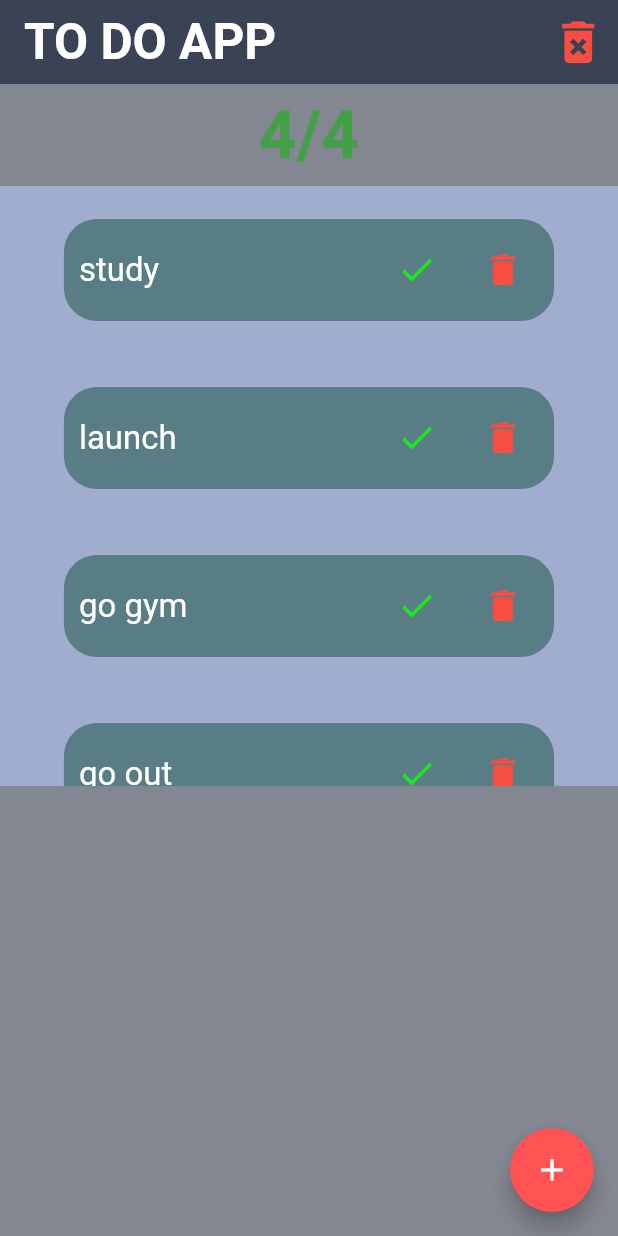
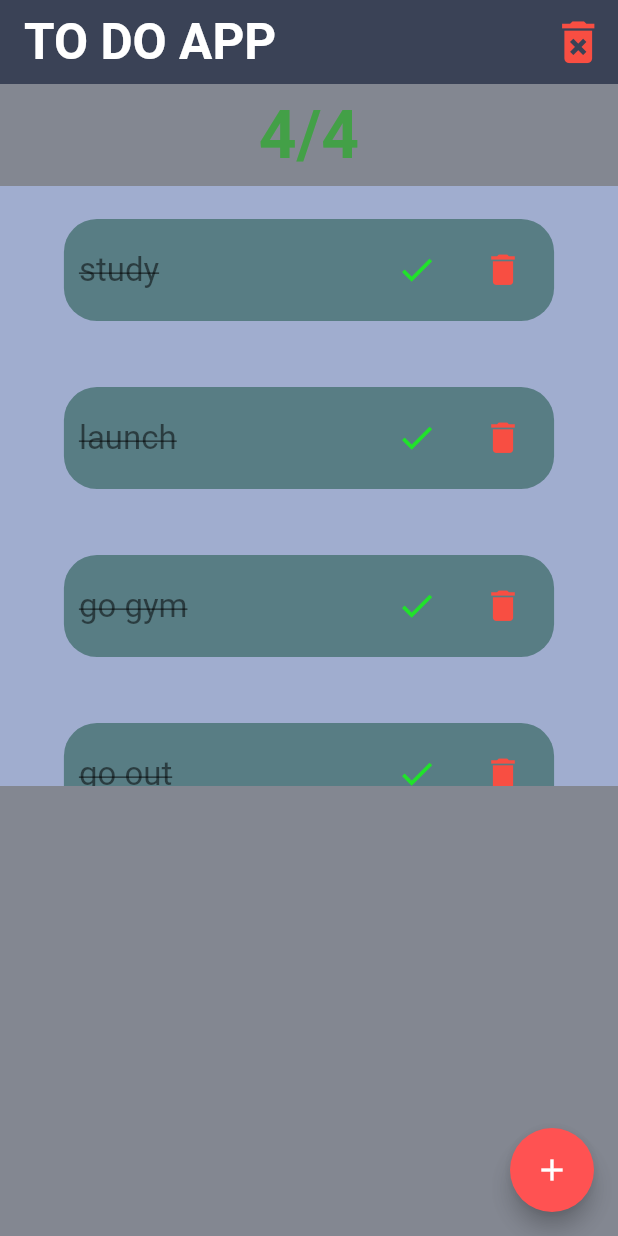
Before and after one commit to mohamedkhaled3/ToDoList_App, a Flutter app: the screen it shows after launch, on a phone screen of 412 x 824 dp. Run offline on Flutter 3.47's test engine with Material 2 defaults, Android fonts, the phone set to English and light mode, and no system bars.

Commit message:
10.14 task sol

```diff
--- a/lib/widgets/toDoCard.dart
+++ b/lib/widgets/toDoCard.dart
@@ -36,7 +36,14 @@ class ToDoCard extends StatelessWidget {
               children: [
                 Text(
                   text, //
-                  style: TextStyle(fontSize: 22, color: Colors.white),
+                  style: TextStyle(
+                  fontSize: 22,
+                  decoration: doOrNot ? TextDecoration.lineThrough:TextDecoration.none ,
+                  color: doOrNot? Color.fromARGB(132, 0, 0, 0): Colors.white,
+
+
+
+                  ),
                 ),
 
                 // SizedBox( width: 100, ),
```
